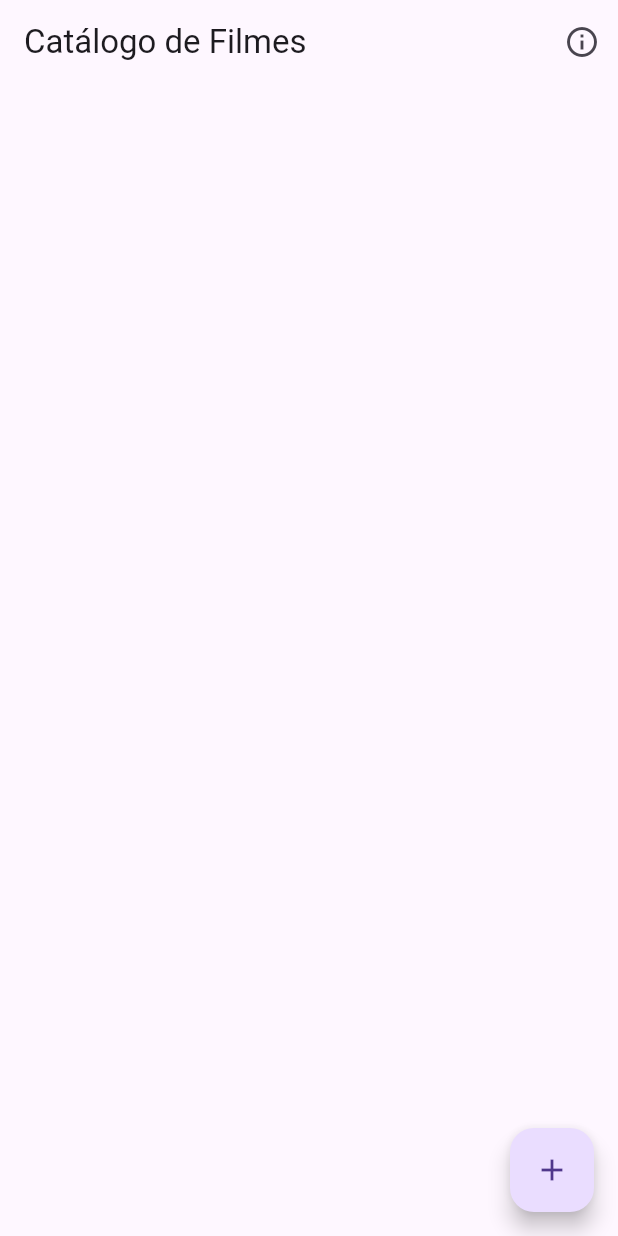
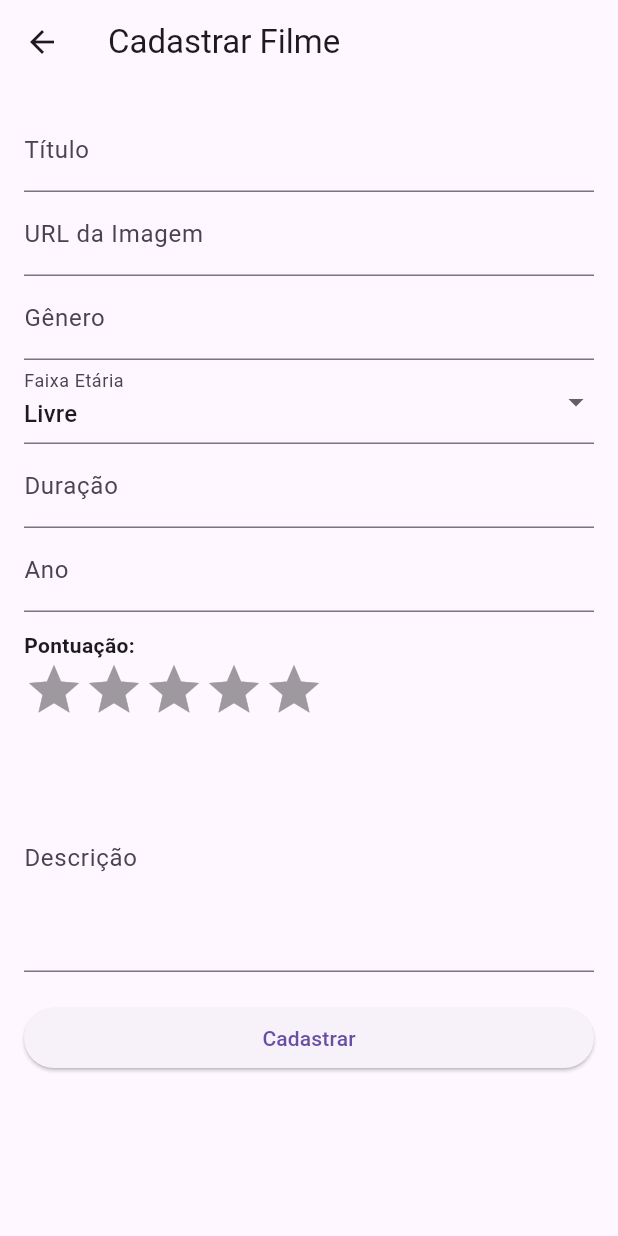
Before and after one commit to davidrtc14/gerenciador-de-filmes, a Flutter app: the screen it shows after launch, after a tap on the "add" icon, on a phone screen of 412 x 824 dp. Run offline on Flutter 3.47's test engine with Material 3 defaults, Android fonts, the phone set to English and light mode, and no system bars; drawn by our look-alikes of flutter_rating_bar; our stand-ins replace sqflite; accounts and stored records are empty; network calls fail.

Commit message:
Adição do restante das views e correção de problemas

```diff
--- /dev/null
+++ b/lib/views/add_edit_view.dart
@@ -0,0 +1,162 @@
+import 'package:flutter/material.dart';
+import 'package:flutter_rating_bar/flutter_rating_bar.dart';
+import '../models/filme.dart';
+import '../controllers/filme_controller.dart';
+
+class AddEditView extends StatefulWidget {
+  final Filme? filme;
+
+  AddEditView({this.filme});
+
+  @override
+  State<AddEditView> createState() => _AddEditViewState();
+}
+
+class _AddEditViewState extends State<AddEditView> {
+  final _formKey = GlobalKey<FormState>();
+  final _controller = FilmeController();
+
+  final _tituloController = TextEditingController();
+  final _urlImagemController = TextEditingController();
+  final _generoController = TextEditingController();
+  final _duracaoController = TextEditingController();
+  final _descricaoController = TextEditingController();
+  final _anoController = TextEditingController();
+
+  String _faixaEtariaSelecionada = 'Livre';
+  double _pontuacao = 0;
+
+  final _faixas = ['Livre', '10', '12', '14', '16', '18'];
+
+  @override
+  void initState() {
+    super.initState();
+    if (widget.filme != null) {
+      final f = widget.filme!;
+      _tituloController.text = f.titulo;
+      _urlImagemController.text = f.urlImagem;
+      _generoController.text = f.genero;
+      _duracaoController.text = f.duracao;
+      _descricaoController.text = f.descricao;
+      _anoController.text = f.ano.toString();
+      _faixaEtariaSelecionada = f.faixaEtaria;
+      _pontuacao = f.pontuacao;
+    }
+  }
+
+  void _salvar() async {
+    if (_formKey.currentState!.validate()) {
+      final filme = Filme(
+        id: widget.filme?.id,
+        titulo: _tituloController.text,
+        urlImagem: _urlImagemController.text,
+        genero: _generoController.text,
+        faixaEtaria: _faixaEtariaSelecionada,
+        duracao: _duracaoController.text,
+        pontuacao: _pontuacao,
+        descricao: _descricaoController.text,
+        ano: int.parse(_anoController.text),
+      );
+
+      if (widget.filme == null) {
+        await _controller.adicionarFilme(filme);
+      } else {
+        await _controller.atualizarFilme(filme);
+      }
+
+      Navigator.pop(context);
+    }
+  }
+
+  @override
+  void dispose() {
+    _tituloController.dispose();
+    _urlImagemController.dispose();
+    _generoController.dispose();
+    _duracaoController.dispose();
+    _descricaoController.dispose();
+    _anoController.dispose();
+    super.dispose();
+  }
+
+  @override
+  Widget build(BuildContext context) {
+    final isEdit = widget.filme != null;
+
+    return Scaffold(
+      appBar: AppBar(
+        title: Text(isEdit ? 'Editar Filme' : 'Cadastrar Filme'),
+      ),
+      body: Padding(
+        padding: const EdgeInsets.all(16),
+        child: Form(
+          key: _formKey,
+          child: ListView(
+            children: [
+              TextFormField(
+                controller: _tituloController,
+                decoration: InputDecoration(labelText: 'Título'),
+                validator: (value) => value!.isEmpty ? 'Campo obrigatório' : null,
+              ),
+              TextFormField(
+                controller: _urlImagemController,
+                decoration: InputDecoration(labelText: 'URL da Imagem'),
+                validator: (value) => value!.isEmpty ? 'Campo obrigatório' : null,
+              ),
+              TextFormField(
+                controller: _generoController,
+                decoration: InputDecoration(labelText: 'Gênero'),
+                validator: (value) => value!.isEmpty ? 'Campo obrigatório' : null,
+              ),
+              DropdownButtonFormField<String>(
+                value: _faixaEtariaSelecionada,
+                decoration: InputDecoration(labelText: 'Faixa Etária'),
+                items: _faixas
+                    .map((f) => DropdownMenuItem(value: f, child: Text(f)))
+                    .toList(),
+                onChanged: (v) => setState(() => _faixaEtariaSelecionada = v!),
+              ),
+              TextFormField(
+                controller: _duracaoController,
+                decoration: InputDecoration(labelText: 'Duração'),
+                validator: (value) => value!.isEmpty ? 'Campo obrigatório' : null,
+              ),
+              TextFormField(
+                controller: _anoController,
+                decoration: InputDecoration(labelText: 'Ano'),
+                keyboardType: TextInputType.number,
+                validator: (v) => v!.isEmpty || int.tryParse(v) == null
+                    ? 'Informe um ano válido'
+                    : null,
+              ),
+              SizedBox(height: 12),
+              Text('Pontuação:', style: TextStyle(fontWeight: FontWeight.bold)),
+              RatingBar.builder(
+                initialRating: _pontuacao,
+                minRating: 0,
+                direction: Axis.horizontal,
+                allowHalfRating: true,
+                itemCount: 5,
+                itemSize: 40,
+                itemBuilder: (context, _) => Icon(Icons.star, color: Colors.amber),
+                onRatingUpdate: (v) => setState(() => _pontuacao = v),
+              ),
+              SizedBox(height: 16),
+              TextFormField(
+                controller: _descricaoController,
+                decoration: InputDecoration(labelText: 'Descrição'),
+                maxLines: 5,
+                validator: (value) => value!.isEmpty ? 'Campo obrigatório' : null,
+              ),
+              SizedBox(height: 20),
+              ElevatedButton(
+                onPressed: _salvar,
+                child: Text(isEdit ? 'Salvar Alterações' : 'Cadastrar'),
+              ),
+            ],
+          ),
+        ),
+      ),
+    );
+  }
+}
--- /dev/null
+++ b/lib/views/detalhe_view.dart
@@ -0,0 +1,61 @@
+import 'package:flutter/material.dart';
+import 'package:flutter_rating_bar/flutter_rating_bar.dart';
+import '../models/filme.dart';
+
+class DetalheView extends StatelessWidget {
+  final Filme filme;
+
+  const DetalheView({super.key, required this.filme});
+
+  @override
+  Widget build(BuildContext context) {
+    return Scaffold(
+      appBar: AppBar(title: Text('Detalhes do Filme')),
+      body: Padding(
+        padding: const EdgeInsets.all(16.0),
+        child: ListView(
+          children: [
+            Center(
+              child: Image.network(
+                filme.urlImagem,
+                height: 300,
+                fit: BoxFit.cover,
+              ),
+            ),
+            SizedBox(height: 16),
+            Text(filme.titulo,
+                style: TextStyle(fontSize: 24, fontWeight: FontWeight.bold)),
+            Divider(),
+            _itemInfo('Gênero', filme.genero),
+            _itemInfo('Faixa Etária', filme.faixaEtaria),
+            _itemInfo('Duração', filme.duracao),
+            _itemInfo('Ano', filme.ano.toString()),
+            SizedBox(height: 8),
+            Text('Pontuação:', style: TextStyle(fontWeight: FontWeight.bold)),
+            RatingBarIndicator(
+              rating: filme.pontuacao,
+              itemBuilder: (_, __) => Icon(Icons.star, color: Colors.amber),
+              itemCount: 5,
+              itemSize: 30,
+            ),
+            SizedBox(height: 16),
+            Text('Descrição:', style: TextStyle(fontWeight: FontWeight.bold)),
+            Text(filme.descricao, textAlign: TextAlign.justify),
+          ],
+        ),
+      ),
+    );
+  }
+
+  Widget _itemInfo(String label, String valor) {
+    return Padding(
+      padding: const EdgeInsets.symmetric(vertical: 4.0),
+      child: Row(
+        children: [
+          Text('$label: ', style: TextStyle(fontWeight: FontWeight.bold)),
+          Expanded(child: Text(valor)),
+        ],
+      ),
+    );
+  }
+}
--- a/lib/views/home_view.dart
+++ b/lib/views/home_view.dart
@@ -2,6 +2,8 @@ import 'package:flutter/material.dart';
 import 'package:flutter_rating_bar/flutter_rating_bar.dart';
 import '../controllers/filme_controller.dart';
 import '../models/filme.dart';
+import 'add_edit_view.dart';
+import 'detalhe_view.dart';
 
 class HomeView extends StatefulWidget {
   const HomeView({super.key});
@@ -41,7 +43,10 @@ class _HomeViewState extends State<HomeView> {
     );
 
     if (result == 'detalhes') {
+      Navigator.push(context, MaterialPageRoute(builder: (_) => DetalheView(filme: filme)));
     } else if (result == 'editar') {
+      Navigator.push(context, MaterialPageRoute(builder: (_) => AddEditView(filme: filme)))
+        .then((_) => _carregarFilmes());
     }
   }
 
@@ -98,7 +103,10 @@ class _HomeViewState extends State<HomeView> {
         },
       ),
       floatingActionButton: FloatingActionButton(
-        onPressed: () {},
+        onPressed: () {
+          Navigator.push(context, MaterialPageRoute(builder: (_) => AddEditView()))
+            .then((_) => _carregarFilmes());
+        },
         child: Icon(Icons.add),
       ),
     );
--- a/pubspec.yaml
+++ b/pubspec.yaml
@@ -13,6 +13,7 @@ dependencies:
   sqflite: ^2.3.0
   path_provider: ^2.1.1
   flutter_rating_bar: ^4.0.1
+  cupertino_icons: ^1.0.6
 
 dev_dependencies:
   flutter_test:
```
Also changed, not shown: pubspec.lock, 1 other file. Lines whose indentation alone changed are shown as unchanged.
